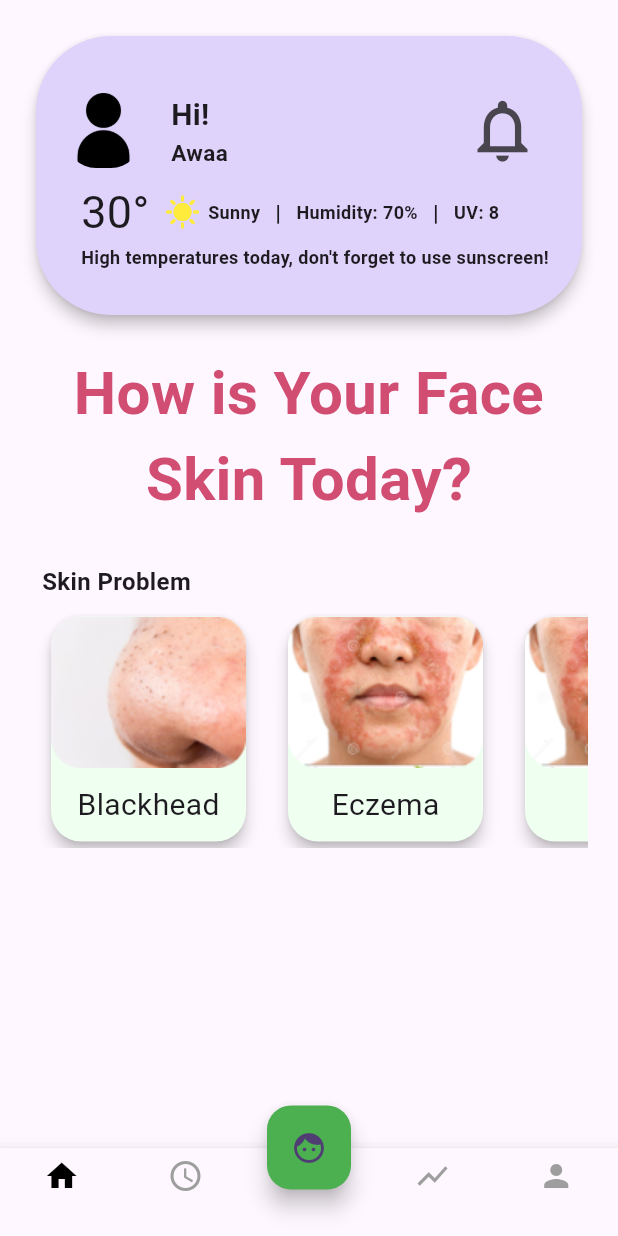
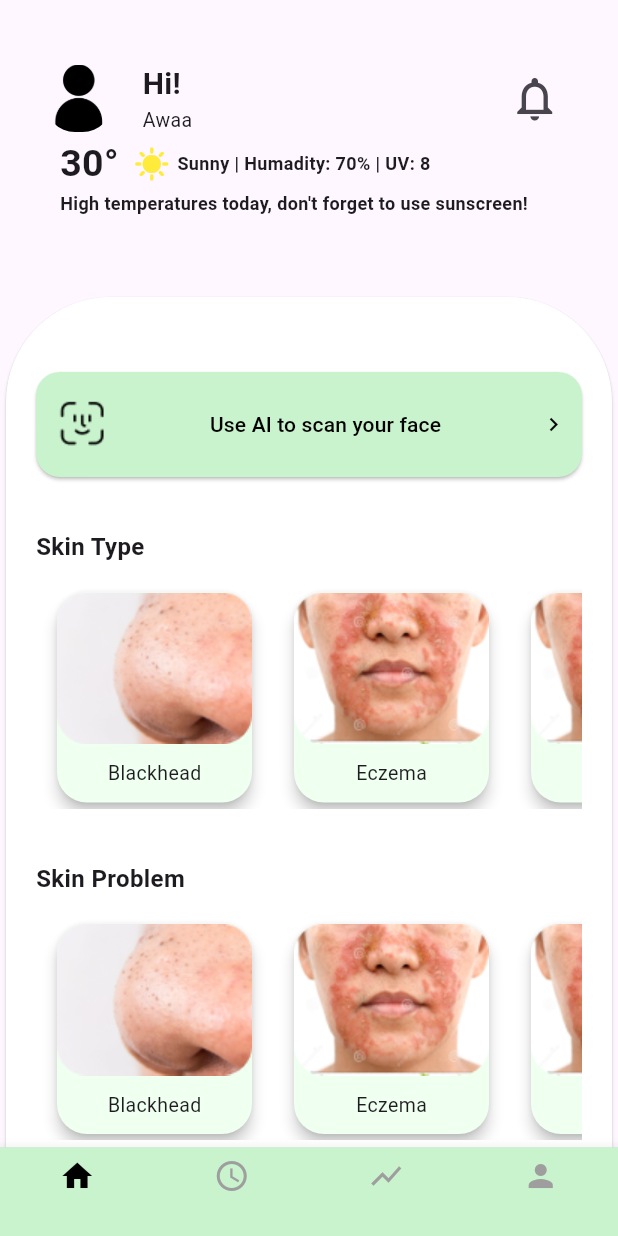
Before and after one commit to integer-class/mahasigma, a Flutter app: the screen it shows after launch, on a phone screen of 412 x 824 dp. Run offline on Flutter 3.47's test engine with Material 3 defaults, Android fonts, the phone set to English and light mode, and no system bars.

Commit message:
Home page fixed

```diff
--- a/ohmyglow/lib/main.dart
+++ b/ohmyglow/lib/main.dart
@@ -33,7 +33,7 @@ class MyApp extends StatelessWidget {
         colorScheme: ColorScheme.fromSeed(seedColor: Colors.deepPurple),
         useMaterial3: true,
       ),
-      home: MyHomePage(),
+      home: const MyHomePage(),
     );
   }
 }
@@ -50,10 +50,16 @@ class _MyHomePageState extends State<MyHomePage> {
 
   // List of widgets for each page
   final List<Widget> _pages = [
-    Center(child: Text('Home Page')),
-    Center(child: Text('Activity Page')),
-    Center(child: Text('Analytics Page')),
-    Center(child: Text('Profile Page')),
+    HomePage(),
+    Center(
+      child: Text("History"),
+    ),
+    Center(
+      child: Text("Analyst"),
+    ),
+    Center(
+      child: Text("Profile"),
+    ),
   ];
 
   void _onItemTapped(int index) {
@@ -65,47 +71,36 @@ class _MyHomePageState extends State<MyHomePage> {
   @override
   Widget build(BuildContext context) {
     return Scaffold(
-      body: HomePage(),
+      body: _pages[_selectedIndex],
       bottomNavigationBar: Container(
         color: Colors.green[100], // Set background color
         child: BottomNavigationBar(
           items: const <BottomNavigationBarItem>[
             BottomNavigationBarItem(
               icon: Icon(Icons.home),
-              label: '', // Empty label for Home
+              label: '',
             ),
             BottomNavigationBarItem(
               icon: Icon(Icons.access_time),
-              label: '', // Empty label for Activity
-            ),
-            BottomNavigationBarItem(
-              icon: SizedBox.shrink(), // Empty space for center button
               label: '',
             ),
             BottomNavigationBarItem(
               icon: Icon(Icons.show_chart),
-              label: '', // Empty label for Analytics
+              label: '',
             ),
             BottomNavigationBarItem(
               icon: Icon(Icons.person),
-              label: '', // Empty label for Profile
+              label: '',
             ),
           ],
-          currentIndex: _selectedIndex, // Current selected index
-          selectedItemColor: Colors.black, // Color of the selected item
-          unselectedItemColor: Colors.grey, // Color of the unselected items
-          onTap: _onItemTapped, // Function called when an item is tapped
-          type: BottomNavigationBarType.fixed, // For fixed layout
+          currentIndex: _selectedIndex,
+          unselectedItemColor: Colors.grey,
+          selectedItemColor: Colors.black,
+          backgroundColor: const Color(0xFFC8F3CC),
+          onTap: _onItemTapped,
+          type: BottomNavigationBarType.fixed,
         ),
       ),
-      floatingActionButton: FloatingActionButton(
-        onPressed: () {
-          // Action for the center button
-        },
-        backgroundColor: Colors.green, // Set button color
-        child: const Icon(Icons.face), // Center button icon
-      ),
-      floatingActionButtonLocation: FloatingActionButtonLocation.centerDocked,
     );
   }
 }
--- a/ohmyglow/lib/pages/home.dart
+++ b/ohmyglow/lib/pages/home.dart
@@ -1,6 +1,6 @@
 import 'package:flutter/material.dart';
 import 'package:ohmyglow/models/item.dart';
-import 'package:ohmyglow/widgets/homePage/cardDashboard.dart';
+import 'package:ohmyglow/widgets/homePage/profileDashboard.dart';
 import 'package:ohmyglow/widgets/homePage/cardMenu.dart';
 
 class HomePage extends StatefulWidget {
@@ -19,31 +19,62 @@ class HomePage extends StatefulWidget {
 class _HomePageState extends State<HomePage> {
   @override
   Widget build(BuildContext context) {
-    return Container(
-      padding: const EdgeInsets.all(20),
+    return SingleChildScrollView(
       child: Column(
         crossAxisAlignment: CrossAxisAlignment.start,
         children: [
-          cardDashboard,
-          const Padding(
-            padding: EdgeInsets.fromLTRB(0, 20, 0, 20),
-            child: Text(
-              "How is Your Face Skin Today?",
-              textAlign: TextAlign.center,
-              style: TextStyle(
-                  fontSize: 40,
-                  fontWeight: FontWeight.bold,
-                  color: Color(0xFFD14D72)),
+          Container(
+              padding: const EdgeInsets.fromLTRB(20, 30, 20, 20),
+              child: profileDashboard),
+          Card(
+            color: Colors.white,
+            shape: const RoundedRectangleBorder(
+              borderRadius: BorderRadius.only(
+                topLeft: Radius.circular(70),
+                topRight: Radius.circular(70),
               ),
             ),
+            child: Padding(
+              padding: const EdgeInsets.fromLTRB(20, 50, 20, 20),
+              child: Column(
+                children: [
+                  ElevatedButton(
+                      style: ElevatedButton.styleFrom(
+                          backgroundColor: const Color(0xFFC8F3CC),
+                          shape: RoundedRectangleBorder(
+                            borderRadius: BorderRadius.circular(
+                                16.0), // Set your desired radius
+                          ),
+                          padding: const EdgeInsets.fromLTRB(10, 15, 10, 15)),
+                      onPressed: () {},
+                      child: const Row(
+                        mainAxisAlignment: MainAxisAlignment.spaceBetween,
+                        children: [
+                          Image(
+                              image: AssetImage("images/logo-face-button.png")),
+                          Text(
+                            "Use AI to scan your face",
+                            style: TextStyle(color: Colors.black),
+                          ),
+                          Icon(
+                            Icons.navigate_next_sharp,
+                            color: Colors.black,
+                          )
+                        ],
+                      )),
                   const Padding(
-            padding: EdgeInsets.all(8.0),
-            child: Text(
-              "Skin Problem",
+                    padding: EdgeInsets.fromLTRB(0, 35, 0, 15),
+                    child: Row(
+                      children: [
+                        Text(
+                          "Skin Type",
                           style: TextStyle(
                             fontSize: 16,
                             fontWeight: FontWeight.bold,
                           ),
+                          textAlign: TextAlign.start,
+                        ),
+                      ],
                     ),
                   ),
                   SingleChildScrollView(
@@ -51,14 +82,53 @@ class _HomePageState extends State<HomePage> {
                     child: Row(
                       children: [
                         Cardmenu(
-                    image: widget.items[0].image, title: widget.items[0].title),
+                            image: widget.items[0].image,
+                            title: widget.items[0].title),
                         Cardmenu(
-                    image: widget.items[1].image, title: widget.items[1].title),
+                            image: widget.items[1].image,
+                            title: widget.items[1].title),
                         Cardmenu(
-                    image: widget.items[2].image, title: widget.items[2].title),
+                            image: widget.items[2].image,
+                            title: widget.items[2].title),
+                      ],
+                    ),
+                  ),
+                  const Padding(
+                    padding: EdgeInsets.fromLTRB(0, 35, 0, 15),
+                    child: Row(
+                      children: [
+                        Text(
+                          "Skin Problem",
+                          style: TextStyle(
+                            fontSize: 16,
+                            fontWeight: FontWeight.bold,
+                          ),
+                          textAlign: TextAlign.start,
+                        ),
+                      ],
+                    ),
+                  ),
+                  SingleChildScrollView(
+                    scrollDirection: Axis.horizontal,
+                    child: Row(
+                      children: [
+                        Cardmenu(
+                            image: widget.items[0].image,
+                            title: widget.items[0].title),
+                        Cardmenu(
+                            image: widget.items[1].image,
+                            title: widget.items[1].title),
+                        Cardmenu(
+                            image: widget.items[2].image,
+                            title: widget.items[2].title),
                       ],
                     ),
                   )
+                ],
+              ),
+            ),
+          )
+
           // ListView.builder(
           //   itemCount: widget.items.length,
           //   scrollDirection: Axis.horizontal,
--- a/ohmyglow/lib/widgets/homePage/cardDashboard.dart
+++ /dev/null
@@ -1,100 +0,0 @@
-import 'package:flutter/material.dart';
-
-Widget cardDashboard = Card(
-  elevation: 4,
-  shape: RoundedRectangleBorder(borderRadius: BorderRadius.circular(50.0)),
-  color: const Color(0xFFDFD3FB),
-  child: Padding(
-    padding: const EdgeInsets.fromLTRB(20, 30, 20, 30),
-    child: Column(
-      crossAxisAlignment: CrossAxisAlignment.stretch,
-      children: [
-        Row(children: [
-          ClipRRect(
-            borderRadius: BorderRadius.circular(20.0),
-            child: Image.asset(
-              "images/person.png",
-              width: 50,
-              height: 50,
-              fit: BoxFit.cover,
-            ),
-          ),
-          const Padding(
-            padding: EdgeInsets.fromLTRB(20, 0, 0, 0),
-            child: Column(
-              crossAxisAlignment: CrossAxisAlignment.start,
-              children: [
-                Text(
-                  "Hi!",
-                  style: TextStyle(
-                    fontSize: 20,
-                    fontWeight: FontWeight.bold,
-                  ),
-                ),
-                Text(
-                  "Awaa",
-                  style: TextStyle(fontSize: 15, fontWeight: FontWeight.bold),
-                ),
-              ],
-            ),
-          ),
-          const Spacer(),
-          IconButton(
-              alignment: Alignment.topRight,
-              onPressed: () {},
-              icon: const Icon(
-                Icons.notifications_outlined,
-                size: 50,
-              )),
-        ]),
-        const Padding(
-          padding: EdgeInsets.fromLTRB(10, 0, 0, 0),
-          child: Row(
-            children: [
-              Text(
-                "30°",
-                style: TextStyle(fontSize: 30),
-              ),
-              Padding(
-                padding: EdgeInsets.fromLTRB(10, 0, 5, 0),
-                child: Icon(
-                  Icons.sunny,
-                  color: Colors.yellow,
-                ),
-              ),
-              Text(
-                "Sunny",
-                style: TextStyle(fontSize: 12, fontWeight: FontWeight.bold),
-              ),
-              Padding(
-                  padding: EdgeInsets.fromLTRB(10, 0, 10, 0),
-                  child: Text("|",
-                      style: TextStyle(
-                          fontSize: 15, fontWeight: FontWeight.bold))),
-              Text(
-                "Humidity: 70%",
-                style: TextStyle(fontSize: 12, fontWeight: FontWeight.bold),
-              ),
-              Padding(
-                  padding: EdgeInsets.fromLTRB(10, 0, 10, 0),
-                  child: Text("|",
-                      style: TextStyle(
-                          fontSize: 15, fontWeight: FontWeight.bold))),
-              Text(
-                "UV: 8",
-                style: TextStyle(fontSize: 12, fontWeight: FontWeight.bold),
-              ),
-            ],
-          ),
-        ),
-        const Padding(
-          padding: EdgeInsets.fromLTRB(10, 0, 0, 0),
-          child: Text(
-            "High temperatures today, don't forget to use sunscreen!",
-            style: TextStyle(fontSize: 12, fontWeight: FontWeight.bold),
-          ),
-        ),
-      ],
-    ),
-  ),
-);
--- a/ohmyglow/lib/widgets/homePage/cardMenu.dart
+++ b/ohmyglow/lib/widgets/homePage/cardMenu.dart
@@ -25,7 +25,7 @@ class Cardmenu extends StatelessWidget {
               padding: const EdgeInsets.all(10),
               child: Text(
                 title,
-                style: const TextStyle(fontSize: 20),
+                style: const TextStyle(fontSize: 13),
               ),
             ),
           ],
--- /dev/null
+++ b/ohmyglow/lib/widgets/homePage/profileDashboard.dart
@@ -0,0 +1,95 @@
+import 'package:flutter/material.dart';
+
+Widget profileDashboard = Padding(
+  padding: const EdgeInsets.fromLTRB(10, 10, 10, 30),
+  child: Column(
+    crossAxisAlignment: CrossAxisAlignment.stretch,
+    children: [
+      Row(children: [
+        ClipRRect(
+          borderRadius: BorderRadius.circular(20.0),
+          child: Image.asset(
+            "images/person.png",
+            width: 45,
+            height: 45,
+            fit: BoxFit.cover,
+          ),
+        ),
+        const Padding(
+          padding: EdgeInsets.fromLTRB(20, 0, 0, 0),
+          child: Column(
+            crossAxisAlignment: CrossAxisAlignment.start,
+            children: [
+              Text(
+                "Hi!",
+                style: TextStyle(
+                  fontSize: 20,
+                  fontWeight: FontWeight.bold,
+                ),
+              ),
+              Text(
+                "Awaa",
+                style: TextStyle(fontSize: 13),
+              ),
+            ],
+          ),
+        ),
+        const Spacer(),
+        IconButton(
+            alignment: Alignment.topRight,
+            onPressed: () {},
+            icon: const Icon(
+              Icons.notifications_outlined,
+              size: 35,
+            )),
+      ]),
+      const Padding(
+        padding: EdgeInsets.fromLTRB(10, 0, 0, 0),
+        child: Row(
+          children: [
+            Text(
+              "30°",
+              style: TextStyle(fontSize: 25, fontWeight: FontWeight.bold),
+            ),
+            Padding(
+              padding: EdgeInsets.fromLTRB(10, 0, 5, 0),
+              child: Icon(
+                Icons.sunny,
+                color: Colors.yellow,
+              ),
+            ),
+            Text(
+              "Sunny | Humadity: 70% | UV: 8",
+              style: TextStyle(fontSize: 12, fontWeight: FontWeight.bold),
+            ),
+            // Padding(
+            //     padding: EdgeInsets.fromLTRB(10, 0, 10, 0),
+            //     child: Text("|",
+            //         style: TextStyle(
+            //             fontSize: 15, fontWeight: FontWeight.bold))),
+            // Text(
+            //   "Humidity: 70%",
+            //   style: TextStyle(fontSize: 12, fontWeight: FontWeight.bold),
+            // ),
+            // Padding(
+            //     padding: EdgeInsets.fromLTRB(10, 0, 10, 0),
+            //     child: Text("|",
+            //         style: TextStyle(
+            //             fontSize: 15, fontWeight: FontWeight.bold))),
+            // Text(
+            //   "UV: 8",
+            //   style: TextStyle(fontSize: 12, fontWeight: FontWeight.bold),
+            // ),
+          ],
+        ),
+      ),
+      const Padding(
+        padding: EdgeInsets.fromLTRB(10, 0, 0, 0),
+        child: Text(
+          "High temperatures today, don't forget to use sunscreen!",
+          style: TextStyle(fontSize: 12, fontWeight: FontWeight.bold),
+        ),
+      ),
+    ],
+  ),
+);
```
Also changed, not shown: ohmyglow/images/logo-face-button.png (added). Lines whose indentation alone changed are shown as unchanged.
